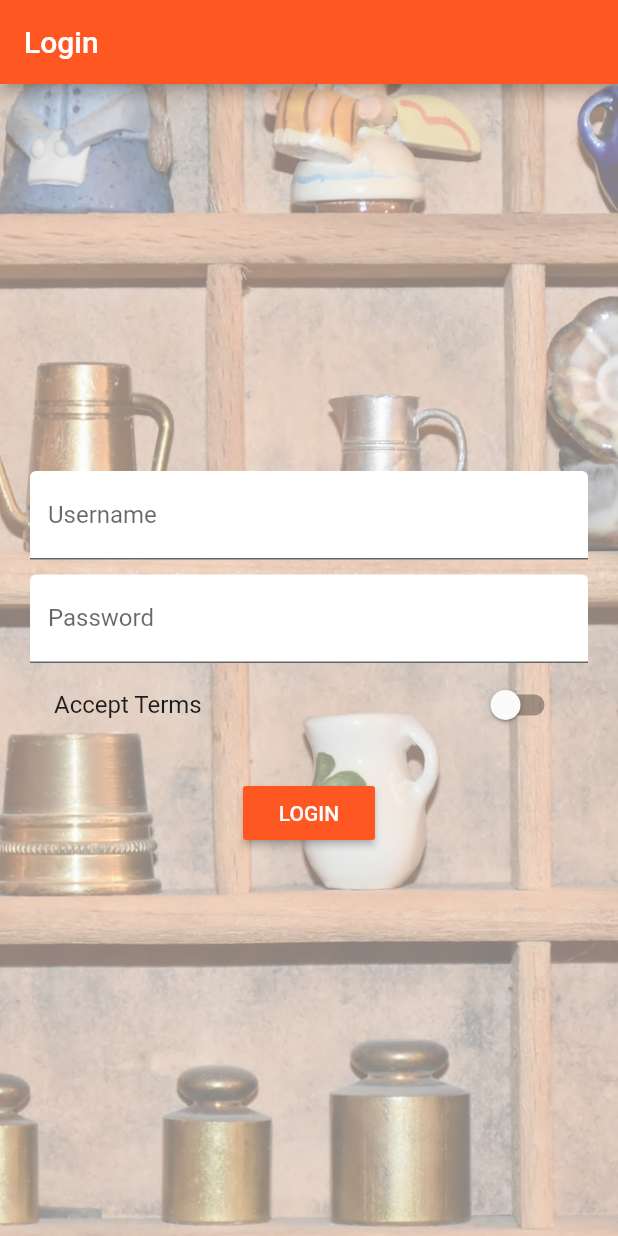
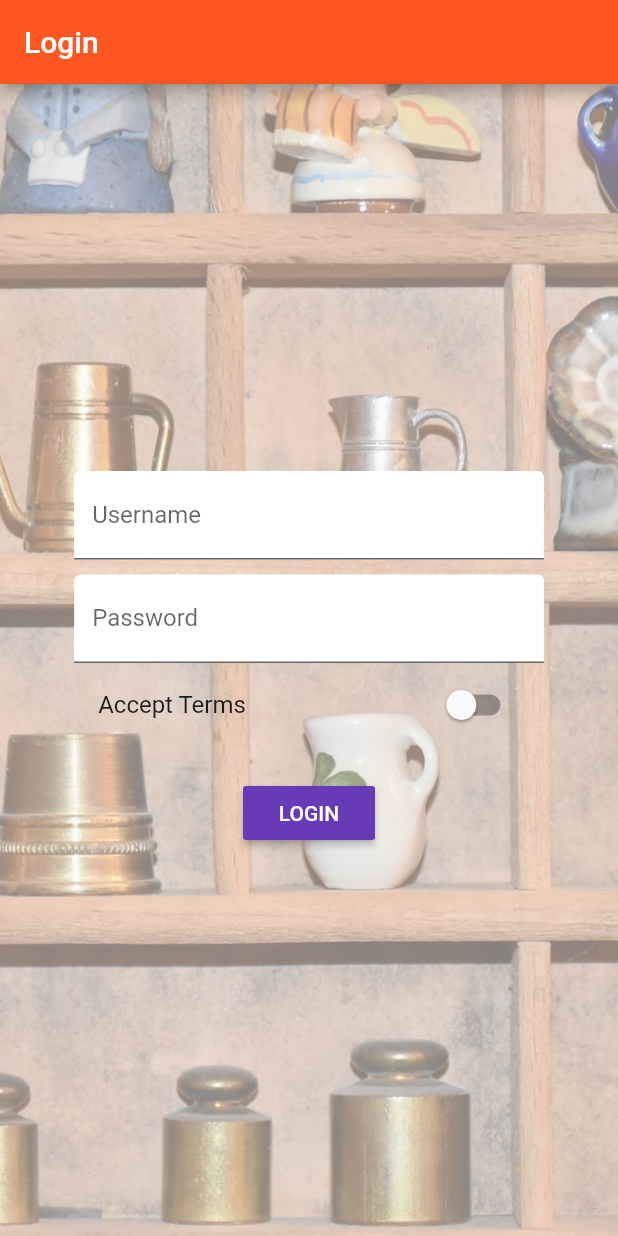
Before and after one commit to Hitvardhan-Singh-Solanki/flutter, a Flutter app: the screen it shows after launch, on a phone screen of 412 x 824 dp. Run offline on Flutter 3.47's test engine with Material 2 defaults, Android fonts, the phone set to English and light mode, and no system bars.

Commit message:
adding media queris and gesture detection

```diff
--- a/lib/main.dart
+++ b/lib/main.dart
@@ -39,7 +39,8 @@ class _MyAppState extends State<MyApp> {
       theme: ThemeData(
           primarySwatch: Colors.deepOrange,
           accentColor: Colors.deepPurple,
-          brightness: Brightness.light),
+          brightness: Brightness.light,
+          buttonColor: Colors.deepPurple),
       routes: {
         '/': (BuildContext context) =>
             AuthPage(),
--- a/lib/pages/auth.dart
+++ b/lib/pages/auth.dart
@@ -66,6 +66,8 @@ class _AuthPageState extends State<AuthPage> {
 
   @override
   Widget build(BuildContext context) {
+    final double deviceWidth = MediaQuery.of(context).size.width;
+    final double targetWidht = deviceWidth > 550.0 ? 500.0 : deviceWidth * 0.95;
     return Scaffold(
       appBar: AppBar(
         title: Text("Login"),
@@ -77,6 +79,8 @@ class _AuthPageState extends State<AuthPage> {
         padding: EdgeInsets.all(20.0),
         child: Center(
           child: SingleChildScrollView(
+            child: Container(
+              width: targetWidht * 0.8,
               child: Column(
                 children: <Widget>[
                   _buildUsernameTextField(),
@@ -90,7 +94,6 @@ class _AuthPageState extends State<AuthPage> {
                   ),
                   RaisedButton(
                     child: Text('LOGIN'),
-                  color: Theme.of(context).primaryColor,
                     textColor: Colors.white,
                     onPressed: _submitForm,
                   ),
@@ -99,6 +102,7 @@ class _AuthPageState extends State<AuthPage> {
             ),
           ),
         ),
+      ),
     );
   }
 }
--- a/lib/pages/product_create.dart
+++ b/lib/pages/product_create.dart
@@ -64,9 +64,13 @@ class _ProductCreateState extends State<ProductCreatePage> {
 
   @override
   Widget build(BuildContext context) {
+    final double deviceWidth = MediaQuery.of(context).size.width;
+    final double targetWidth = deviceWidth > 550.0 ? 500.0 : deviceWidth * 0.95;
+    final double targetPadding = deviceWidth - targetWidth;
     return Container(
       margin: EdgeInsets.all(20.0),
       child: ListView(
+        padding: EdgeInsets.symmetric(horizontal: targetPadding / 2),
         children: <Widget>[
           _buildTitleTextField(),
           _buildDescTextField(),
@@ -75,7 +79,6 @@ class _ProductCreateState extends State<ProductCreatePage> {
             height: 10.0,
           ),
           RaisedButton(
-            color: Theme.of(context).accentColor,
             textColor: Colors.white,
             child: Text("save"),
             onPressed: _onButtonPressHanlder,
```
Lines whose indentation alone changed are shown as unchanged.
